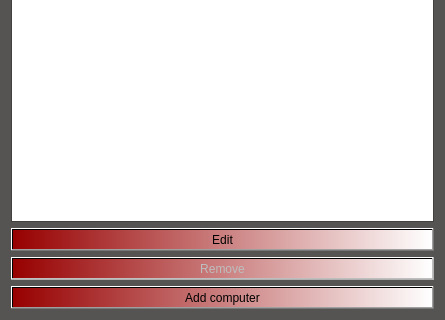
First picture: the form in EndurvinnslustöðATeam/Skil3/Ui/computerdisplay.ui, repository trunti/verklegtn-m, before the edit; both pictures show x 0 to 445 and y 186 to 506 of the 445 by 506 pixel window.
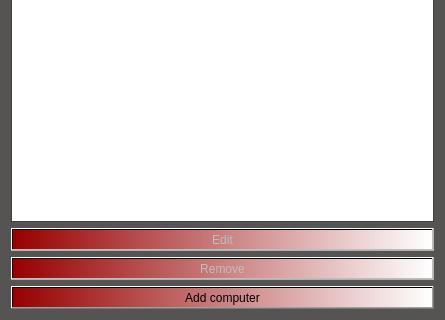
Second picture: the form after the edit. Icons and pictures are not drawn.

Patch:
```diff
--- a/EndurvinnslustöðATeam/Skil3/Ui/computerdisplay.ui
+++ b/EndurvinnslustöðATeam/Skil3/Ui/computerdisplay.ui
@@ -134,6 +134,9 @@
      </item>
      <item>
       <widget class="QPushButton" name="Button_edit">
+       <property name="enabled">
+        <bool>false</bool>
+       </property>
        <property name="styleSheet">
         <string notr="true">background-color: qlineargradient(spread:pad, x1:0, y1:0, x2:1, y2:0, stop:0 rgba(151, 0, 0, 255), stop:1 rgba(255, 255, 255, 255));
 </string>
```
